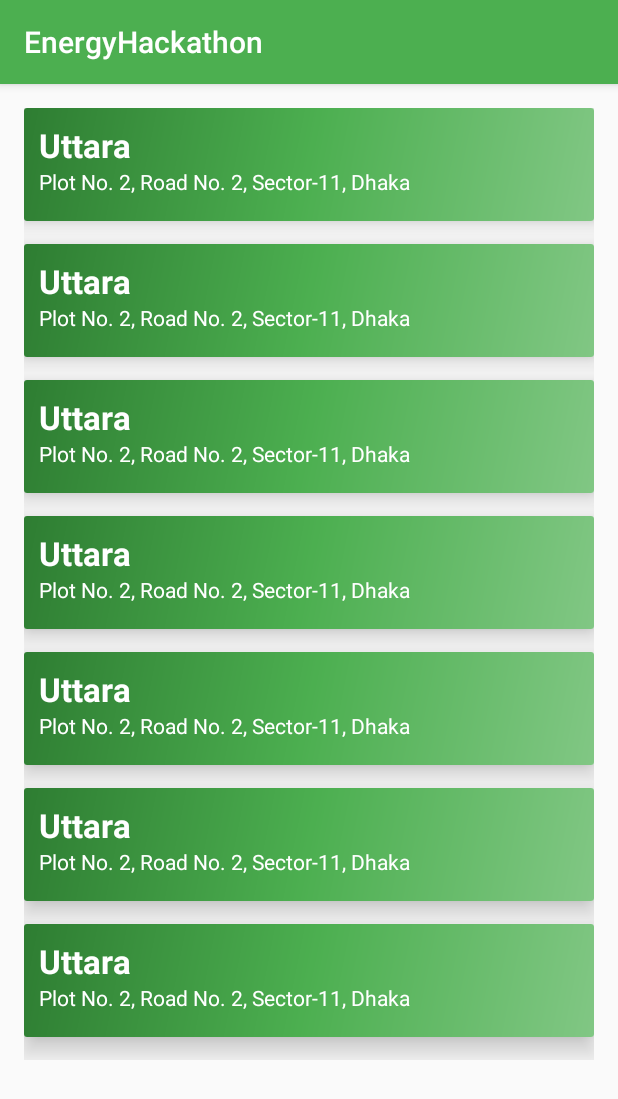
After one commit to Ratul-Bin-Tazul/EnergyHackathon, an Android app: the officeLocationActivity screen opened directly, with no data from a screen before it, on a phone screen of 412 x 824 dp. The commit adds this screen. Shown: the top 1099 px of the screen. Run offline under Robolectric (Android 15) with nearby library versions, the phone set to English and light mode, and no system bars.

Commit message:
Added office location and pay bills activity Activity

```diff
--- a/app/src/main/AndroidManifest.xml
+++ b/app/src/main/AndroidManifest.xml
@@ -18,7 +18,10 @@
         <activity
             android:name=".MainScreenActivity"
             android:label="@string/title_activity_main_screen"
-            android:theme="@style/AppTheme.NoActionBar"></activity>
+            android:theme="@style/AppTheme.NoActionBar" />
+        <activity android:name=".officeLocationActivity" />
+        <activity android:name=".payBillsActivity"
+            android:theme="@style/Theme.AppCompat.Light.Dialog"></activity>
     </application>
 
 </manifest>
--- a/app/src/main/java/com/drbt/energyhackathon/MainActivity.java
+++ b/app/src/main/java/com/drbt/energyhackathon/MainActivity.java
@@ -24,6 +24,7 @@ public class MainActivity extends AppCompatActivity {
             public void onClick(View v) {
                 Intent i = new Intent(MainActivity.this,MainScreenActivity.class);
                 i.setFlags(Intent.FLAG_ACTIVITY_CLEAR_TOP);
+                i.setFlags(Intent.FLAG_ACTIVITY_CLEAR_TASK);
                 startActivity(i);
             }
         });
--- a/app/src/main/java/com/drbt/energyhackathon/MainScreenActivity.java
+++ b/app/src/main/java/com/drbt/energyhackathon/MainScreenActivity.java
@@ -1,5 +1,6 @@
 package com.drbt.energyhackathon;
 
+import android.content.Intent;
 import android.os.Bundle;
 import android.support.design.widget.FloatingActionButton;
 import android.support.design.widget.Snackbar;
@@ -12,9 +13,12 @@ import android.support.v7.app.AppCompatActivity;
 import android.support.v7.widget.Toolbar;
 import android.view.Menu;
 import android.view.MenuItem;
+import android.widget.Button;
 
 public class MainScreenActivity extends AppCompatActivity
         implements NavigationView.OnNavigationItemSelectedListener {
+
+    Button addDevice,usuage,payBills,officeLocation;
 
     @Override
     protected void onCreate(Bundle savedInstanceState) {
@@ -24,7 +28,24 @@ public class MainScreenActivity extends AppCompatActivity
         setSupportActionBar(toolbar);
 
 
+        officeLocation = (Button)findViewById(R.id.office_location);
+        payBills = (Button)findViewById(R.id.payBills);
 
+        officeLocation.setOnClickListener(new View.OnClickListener() {
+            @Override
+            public void onClick(View v) {
+
+                startActivity(new Intent(MainScreenActivity.this,officeLocationActivity.class));
+
+            }
+        });
+
+        payBills.setOnClickListener(new View.OnClickListener() {
+            @Override
+            public void onClick(View v) {
+                startActivity(new Intent(MainScreenActivity.this,payBillsActivity.class));
+            }
+        });
         DrawerLayout drawer = (DrawerLayout) findViewById(R.id.drawer_layout);
         ActionBarDrawerToggle toggle = new ActionBarDrawerToggle(
                 this, drawer, toolbar, R.string.navigation_drawer_open, R.string.navigation_drawer_close);
--- /dev/null
+++ b/app/src/main/java/com/drbt/energyhackathon/officeLocationActivity.java
@@ -0,0 +1,13 @@
+package com.drbt.energyhackathon;
+
+import android.support.v7.app.AppCompatActivity;
+import android.os.Bundle;
+
+public class officeLocationActivity extends AppCompatActivity {
+
+    @Override
+    protected void onCreate(Bundle savedInstanceState) {
+        super.onCreate(savedInstanceState);
+        setContentView(R.layout.activity_office_location);
+    }
+}
--- /dev/null
+++ b/app/src/main/java/com/drbt/energyhackathon/payBillsActivity.java
@@ -0,0 +1,13 @@
+package com.drbt.energyhackathon;
+
+import android.support.v7.app.AppCompatActivity;
+import android.os.Bundle;
+
+public class payBillsActivity extends AppCompatActivity {
+
+    @Override
+    protected void onCreate(Bundle savedInstanceState) {
+        super.onCreate(savedInstanceState);
+        setContentView(R.layout.activity_pay_bills);
+    }
+}
--- /dev/null
+++ b/app/src/main/res/layout/activity_office_location.xml
@@ -0,0 +1,207 @@
+<?xml version="1.0" encoding="utf-8"?>
+<LinearLayout xmlns:android="http://schemas.android.com/apk/res/android"
+    xmlns:tools="http://schemas.android.com/tools"
+    xmlns:app="http://schemas.android.com/apk/res-auto"
+    android:id="@+id/activity_office_location"
+    android:layout_width="match_parent"
+    android:layout_height="match_parent"
+
+    android:orientation="vertical"
+    tools:context="com.drbt.energyhackathon.officeLocationActivity">
+
+    <ScrollView
+        android:layout_width="match_parent"
+        android:layout_height="match_parent">
+        <LinearLayout
+            android:layout_width="match_parent"
+            android:layout_height="match_parent"
+            android:orientation="vertical"
+            android:paddingLeft="@dimen/activity_horizontal_margin"
+            android:paddingRight="@dimen/activity_horizontal_margin"
+            android:paddingTop="@dimen/activity_vertical_margin">
+
+
+    <android.support.v7.widget.CardView
+        android:layout_width="match_parent"
+        android:layout_height="wrap_content"
+        app:cardElevation="10dp"
+        android:layout_marginBottom="15dp">
+        <LinearLayout
+            android:layout_width="match_parent"
+            android:layout_height="75dp"
+            android:background="@drawable/side_nav_bar"
+            android:orientation="vertical"
+            android:padding="10dp">
+            <TextView
+                android:layout_width="match_parent"
+                android:layout_height="wrap_content"
+                android:textColor="#fff"
+                android:textSize="22dp"
+                android:textStyle="bold"
+                android:text="Uttara"/>
+            <TextView
+                android:layout_width="match_parent"
+                android:layout_height="wrap_content"
+                android:textColor="#fff"
+                android:text="Plot No. 2, Road No. 2, Sector-11, Dhaka"/>
+        </LinearLayout>
+    </android.support.v7.widget.CardView>
+
+    <android.support.v7.widget.CardView
+        android:layout_width="match_parent"
+        android:layout_height="wrap_content"
+        app:cardElevation="10dp"
+        android:layout_marginBottom="15dp">
+        <LinearLayout
+            android:layout_width="match_parent"
+            android:layout_height="75dp"
+            android:background="@drawable/side_nav_bar"
+            android:orientation="vertical"
+            android:padding="10dp">
+            <TextView
+                android:layout_width="match_parent"
+                android:layout_height="wrap_content"
+                android:textColor="#fff"
+                android:textSize="22dp"
+                android:textStyle="bold"
+                android:text="Uttara"/>
+            <TextView
+                android:layout_width="match_parent"
+                android:layout_height="wrap_content"
+                android:textColor="#fff"
+                android:text="Plot No. 2, Road No. 2, Sector-11, Dhaka"/>
+        </LinearLayout>
+    </android.support.v7.widget.CardView>
+
+    <android.support.v7.widget.CardView
+        android:layout_width="match_parent"
+        android:layout_height="wrap_content"
+        app:cardElevation="10dp"
+        android:layout_marginBottom="15dp">
+        <LinearLayout
+            android:layout_width="match_parent"
+            android:layout_height="75dp"
+            android:background="@drawable/side_nav_bar"
+            android:orientation="vertical"
+            android:padding="10dp">
+            <TextView
+                android:layout_width="match_parent"
+                android:layout_height="wrap_content"
+                android:textColor="#fff"
+                android:textSize="22dp"
+                android:textStyle="bold"
+                android:text="Uttara"/>
+            <TextView
+                android:layout_width="match_parent"
+                android:layout_height="wrap_content"
+                android:textColor="#fff"
+                android:text="Plot No. 2, Road No. 2, Sector-11, Dhaka"/>
+        </LinearLayout>
+    </android.support.v7.widget.CardView>
+    <android.support.v7.widget.CardView
+        android:layout_width="match_parent"
+        android:layout_height="wrap_content"
+        app:cardElevation="10dp"
+        android:layout_marginBottom="15dp">
+        <LinearLayout
+            android:layout_width="match_parent"
+            android:layout_height="75dp"
+            android:background="@drawable/side_nav_bar"
+            android:orientation="vertical"
+            android:padding="10dp">
+            <TextView
+                android:layout_width="match_parent"
+                android:layout_height="wrap_content"
+                android:textColor="#fff"
+                android:textSize="22dp"
+                android:textStyle="bold"
+                android:text="Uttara"/>
+            <TextView
+                android:layout_width="match_parent"
+                android:layout_height="wrap_content"
+                android:textColor="#fff"
+                android:text="Plot No. 2, Road No. 2, Sector-11, Dhaka"/>
+        </LinearLayout>
+    </android.support.v7.widget.CardView>
+
+    <android.support.v7.widget.CardView
+        android:layout_width="match_parent"
+        android:layout_height="wrap_content"
+        app:cardElevation="10dp"
+        android:layout_marginBottom="15dp">
+        <LinearLayout
+            android:layout_width="match_parent"
+            android:layout_height="75dp"
+            android:background="@drawable/side_nav_bar"
+            android:orientation="vertical"
+            android:padding="10dp">
+            <TextView
+                android:layout_width="match_parent"
+                android:layout_height="wrap_content"
+                android:textColor="#fff"
+                android:textSize="22dp"
+                android:textStyle="bold"
+                android:text="Uttara"/>
+            <TextView
+                android:layout_width="match_parent"
+                android:layout_height="wrap_content"
+                android:textColor="#fff"
+                android:text="Plot No. 2, Road No. 2, Sector-11, Dhaka"/>
+        </LinearLayout>
+    </android.support.v7.widget.CardView>
+
+    <android.support.v7.widget.CardView
+        android:layout_width="match_parent"
+        android:layout_height="wrap_content"
+        app:cardElevation="10dp"
+        android:layout_marginBottom="15dp">
+        <LinearLayout
+            android:layout_width="match_parent"
+            android:layout_height="75dp"
+            android:background="@drawable/side_nav_bar"
+            android:orientation="vertical"
+            android:padding="10dp">
+            <TextView
+                android:layout_width="match_parent"
+                android:layout_height="wrap_content"
+                android:textColor="#fff"
+                android:textSize="22dp"
+                android:textStyle="bold"
+                android:text="Uttara"/>
+            <TextView
+                android:layout_width="match_parent"
+                android:layout_height="wrap_content"
+                android:textColor="#fff"
+                android:text="Plot No. 2, Road No. 2, Sector-11, Dhaka"/>
+        </LinearLayout>
+    </android.support.v7.widget.CardView>
+
+    <android.support.v7.widget.CardView
+        android:layout_width="match_parent"
+        android:layout_height="wrap_content"
+        app:cardElevation="10dp"
+        android:layout_marginBottom="15dp">
+        <LinearLayout
+            android:layout_width="match_parent"
+            android:layout_height="75dp"
+            android:background="@drawable/side_nav_bar"
+            android:orientation="vertical"
+            android:padding="10dp">
+            <TextView
+                android:layout_width="match_parent"
+                android:layout_height="wrap_content"
+                android:textColor="#fff"
+                android:textSize="22dp"
+                android:textStyle="bold"
+                android:text="Uttara"/>
+            <TextView
+                android:layout_width="match_parent"
+                android:layout_height="wrap_content"
+                android:textColor="#fff"
+                android:text="Plot No. 2, Road No. 2, Sector-11, Dhaka"/>
+        </LinearLayout>
+    </android.support.v7.widget.CardView>
+
+        </LinearLayout>
+    </ScrollView>
+</LinearLayout>
--- /dev/null
+++ b/app/src/main/res/layout/activity_pay_bills.xml
@@ -0,0 +1,27 @@
+<?xml version="1.0" encoding="utf-8"?>
+<LinearLayout xmlns:android="http://schemas.android.com/apk/res/android"
+    xmlns:tools="http://schemas.android.com/tools"
+    android:id="@+id/activity_pay_bills"
+    android:layout_width="match_parent"
+    android:layout_height="match_parent"
+    android:paddingBottom="@dimen/activity_vertical_margin"
+    android:paddingLeft="@dimen/activity_horizontal_margin"
+    android:paddingRight="@dimen/activity_horizontal_margin"
+    android:paddingTop="@dimen/activity_vertical_margin"
+    android:orientation="vertical"
+    tools:context="com.drbt.energyhackathon.payBillsActivity">
+
+    <Button
+        android:layout_width="match_parent"
+        android:layout_height="wrap_content"
+        android:text="Post Paid"
+        style="@style/btnStyle"
+        android:layout_marginBottom="15dp"/>
+
+    <Button
+        android:layout_width="match_parent"
+        android:layout_height="wrap_content"
+        android:text="Pre Paid"
+        style="@style/btnStyle"/>
+
+</LinearLayout>
--- a/app/src/main/res/layout/content_main_screen.xml
+++ b/app/src/main/res/layout/content_main_screen.xml
@@ -27,7 +27,7 @@
     <ImageView
         android:layout_width="match_parent"
         android:layout_height="wrap_content"
-        android:src="@drawable/power_ministry_logo"/>
+        android:src="@drawable/power_ministry_logo" />
 
 
         <android.support.v7.widget.CardView
@@ -97,9 +97,11 @@
         android:layout_height="wrap_content"
         android:columnCount="2"
         android:rowCount="2"
-        android:fitsSystemWindows="true">
+        android:fitsSystemWindows="true"
+        android:layout_marginBottom="15dp">
 
         <Button
+            android:id="@+id/add_device"
             android:layout_width="0dp"
             android:layout_height="wrap_content"
             android:text="Add/Manage Electrical Device"
@@ -111,11 +113,12 @@
             style="@style/mainscreenText"
             android:layout_columnWeight="1"
             android:layout_rowWeight="1"
-            android:layout_marginRight="5dp"
-            android:layout_marginBottom="5dp"
+            android:layout_marginRight="2dp"
+            android:layout_marginBottom="2dp"
             android:background="@drawable/side_nav_bar"/>
 
         <Button
+            android:id="@+id/usuage"
             android:layout_width="0dp"
             android:layout_height="wrap_content"
             android:background="@drawable/side_nav_bar"
@@ -125,14 +128,14 @@
             android:padding="10dp"
             android:layout_gravity="fill_horizontal"
             android:gravity="center"
-            android:layout_marginBottom="5dp"
+            android:layout_marginBottom="2dp"
             android:drawableTop="@drawable/ic_timeline_white_24dp"
-
             style="@style/mainscreenText"
             android:layout_columnWeight="1"
             android:layout_rowWeight="1"/>
 
         <Button
+            android:id="@+id/payBills"
             android:layout_width="0dp"
             android:layout_height="wrap_content"
             android:background="@drawable/side_nav_bar"
@@ -140,15 +143,15 @@
             android:layout_row="1"
             android:layout_column="0"
             android:drawableTop="@drawable/ic_assignment_white_24dp"
-
             android:layout_gravity="fill"
             style="@style/mainscreenText"
             android:layout_columnWeight="1"
             android:layout_rowWeight="1"
-            android:layout_marginRight="5dp"
+            android:layout_marginRight="2dp"
             android:padding="10dp"/>
 
         <Button
+            android:id="@+id/office_location"
             android:layout_width="0dp"
             android:layout_height="wrap_content"
             android:background="@drawable/side_nav_bar"
```
